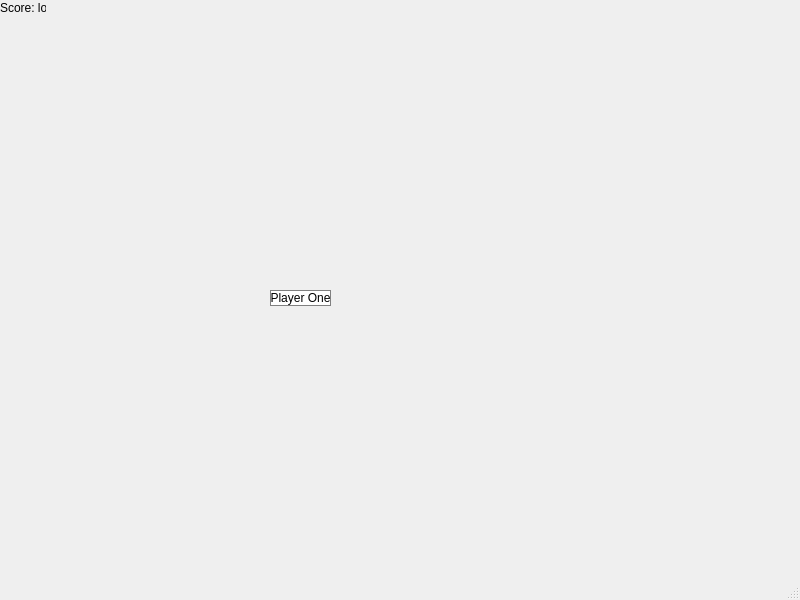
The window that mainwindow.ui (xypage/Bomberman) describes before a commit, drawn with Qt 5.
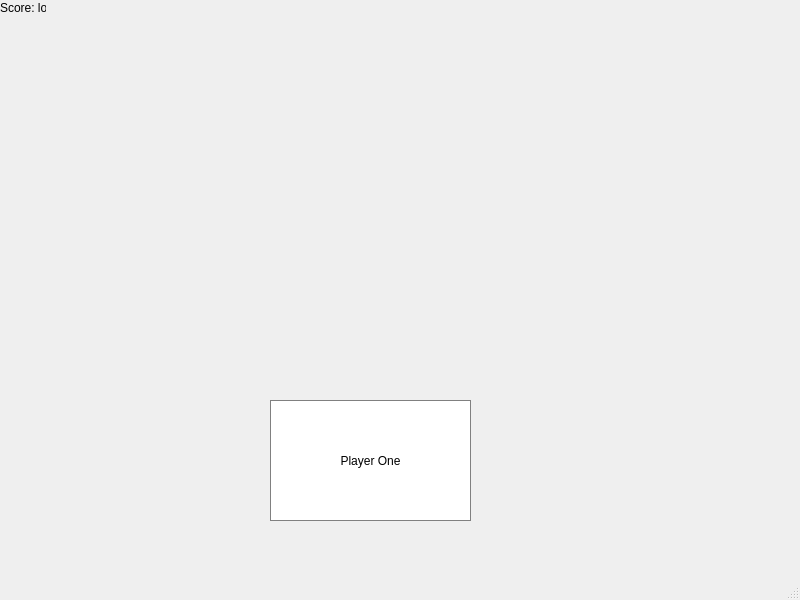
The same window after the commit.

What changed in the file:
```diff
--- a/mainwindow.ui
+++ b/mainwindow.ui
@@ -18,9 +18,9 @@
     <property name="geometry">
      <rect>
       <x>270</x>
-      <y>290</y>
-      <width>61</width>
-      <height>16</height>
+      <y>400</y>
+      <width>201</width>
+      <height>121</height>
      </rect>
     </property>
     <property name="styleSheet">
```
